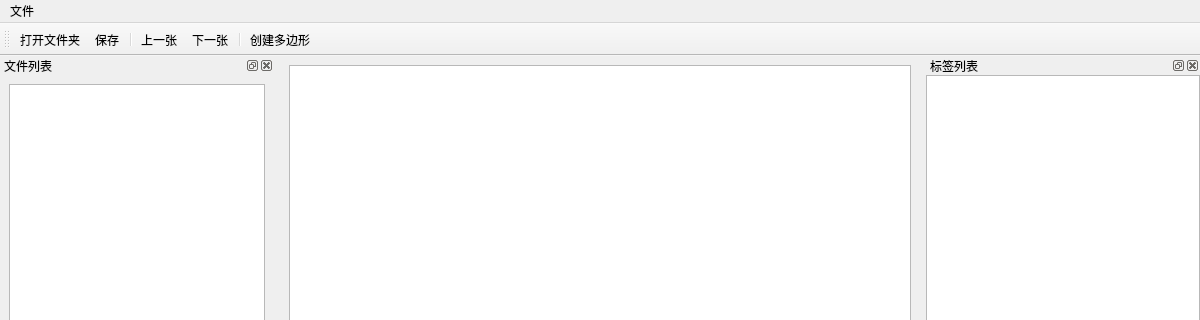
Before: the Qt Designer form mainwindow.ui in KangolHsu/QtLabelTools, drawn with Qt 5; both pictures show x 0 to 1200 and y 0 to 320 of the 1200 by 800 pixel window.
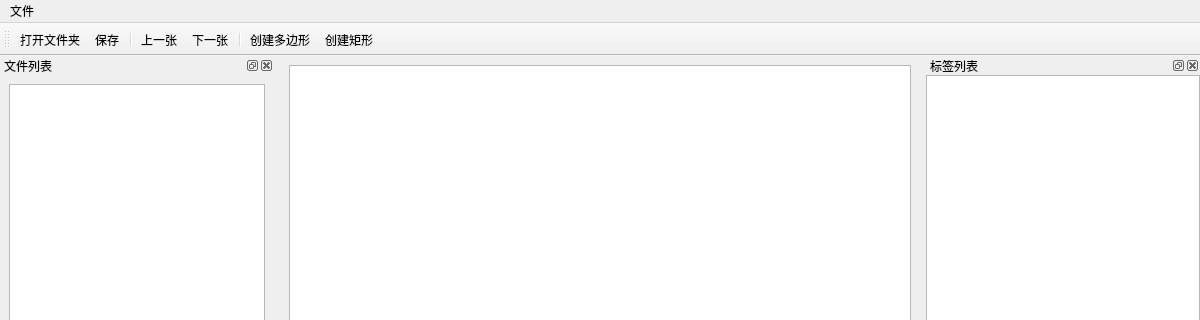
After: the same form once the commit is applied. Custom widgets are drawn as their Qt base class.

Commit message: add rectangle annotation

The edit to the form file:
```diff
--- a/mainwindow.ui
+++ b/mainwindow.ui
@@ -56,6 +56,7 @@
    <addaction name="actionNext_Image"/>
    <addaction name="separator"/>
    <addaction name="actionCreate_Polygon"/>
+   <addaction name="actionCreate_Rectangle"/>
   </widget>
   <widget class="QDockWidget" name="dockWidgetFiles">
    <property name="windowTitle">
@@ -175,6 +176,17 @@
     <string>Ctrl+N</string>
    </property>
   </action>
+  <action name="actionCreate_Rectangle">
+   <property name="checkable">
+    <bool>true</bool>
+   </property>
+   <property name="text">
+    <string>创建矩形</string>
+   </property>
+   <property name="shortcut">
+    <string>Ctrl+R</string>
+   </property>
+  </action>
  </widget>
  <customwidgets>
   <customwidget>
```
The commit also changes 9 other files.
